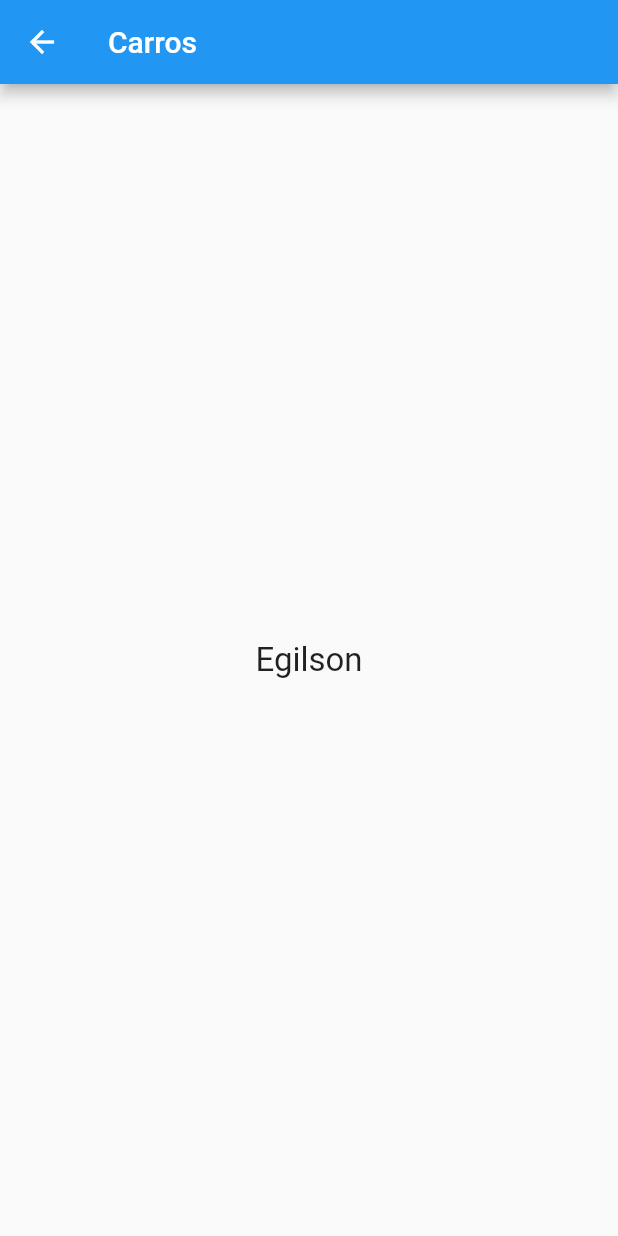
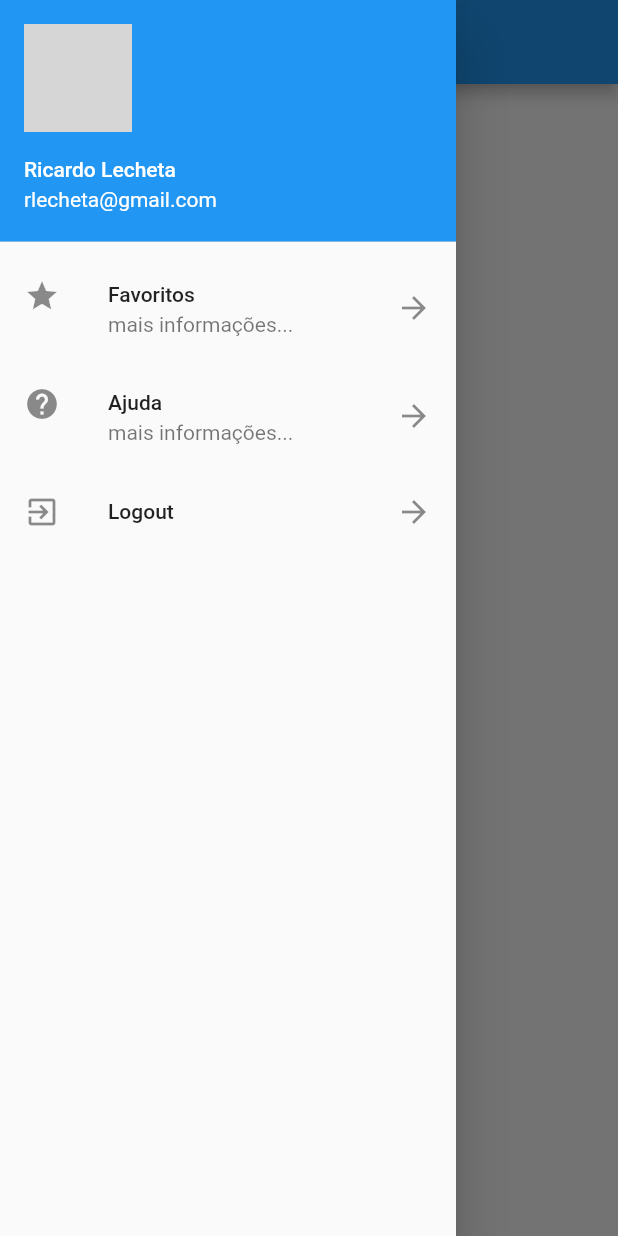
Before and after one commit to egilsoncabral/carros, a Flutter app: the HomePage screen opened directly, with the side drawer open (before the commit the screen has no drawer), on a phone screen of 412 x 824 dp. Run offline on Flutter 3.47's test engine with Material 2 defaults, Android fonts, the phone set to English and light mode, and no system bars; network calls fail; grey boxes are pictures that could not be loaded.

Commit message:
Logout feature and left menu

```diff
--- /dev/null
+++ b/lib/drawer_list.dart
@@ -0,0 +1,54 @@
+import 'package:carros/pages/login_page.dart';
+import 'package:carros/utils/nav.dart';
+import 'package:flutter/material.dart';
+
+class DrawerList extends StatelessWidget {
+  @override
+  Widget build(BuildContext context) {
+    return Drawer(
+      child: ListView(
+        children: <Widget>[
+          UserAccountsDrawerHeader(
+            accountName: Text("Ricardo Lecheta"),
+            accountEmail: Text("rlecheta@gmail.com"),
+            currentAccountPicture: CircleAvatar(
+              backgroundImage: NetworkImage(
+                  "https://encrypted-tbn0.gstatic.com/images?q=tbn:ANd9GcQqP85ZnOcRSCX3nlYdkCvSxhSuZs0bLt1He8EvGr5ne8c7mTqW"),
+            ),
+          ),
+          ListTile(
+            leading: Icon(Icons.star),
+            title: Text("Favoritos"),
+            subtitle: Text("mais informações..."),
+            trailing: Icon(Icons.arrow_forward),
+            onTap: () {
+              print("Item 1");
+              Navigator.pop(context);
+            },
+          ),
+          ListTile(
+            leading: Icon(Icons.help),
+            title: Text("Ajuda"),
+            subtitle: Text("mais informações..."),
+            trailing: Icon(Icons.arrow_forward),
+            onTap: () {
+              print("Item 1");
+              Navigator.pop(context);
+            },
+          ),
+          ListTile(
+            leading: Icon(Icons.exit_to_app),
+            title: Text("Logout"),
+            trailing: Icon(Icons.arrow_forward),
+            onTap: () => _onClickLogout(context),
+          )
+        ],
+      ),
+    );
+  }
+}
+
+_onClickLogout(BuildContext context){
+  Navigator.pop(context);
+  push(context, LoginPage(), replace: true);
+}
--- a/lib/pages/home_page.dart
+++ b/lib/pages/home_page.dart
@@ -1,6 +1,8 @@
+import 'package:carros/drawer_list.dart';
 import 'package:flutter/material.dart';
 
 class HomePage extends StatelessWidget {
+
   @override
   Widget build(BuildContext context) {
     return Scaffold(
@@ -8,13 +10,14 @@ class HomePage extends StatelessWidget {
         title: Text("Carros"),
       ),
       body: _body(),
+      drawer: DrawerList(),
     );
   }
 
   _body() {
     return Center(
       child: Text(
-        "Egilson",
+        "Home",
         style: TextStyle(fontSize: 22),
       ),
     );
```
Also changed, not shown: lib/pages/api_response.dart (added, +13 -0 lines), lib/pages/login_api.dart (+29 -6 lines), lib/pages/login_page.dart (+23 -6 lines), lib/pages/usuario.dart (added, +22 -0 lines), lib/utils/alert.dart (added, +23 -0 lines), lib/utils/nav.dart (+8 -1 lines), lib/widgets/app_button.dart (+7 -3 lines).
